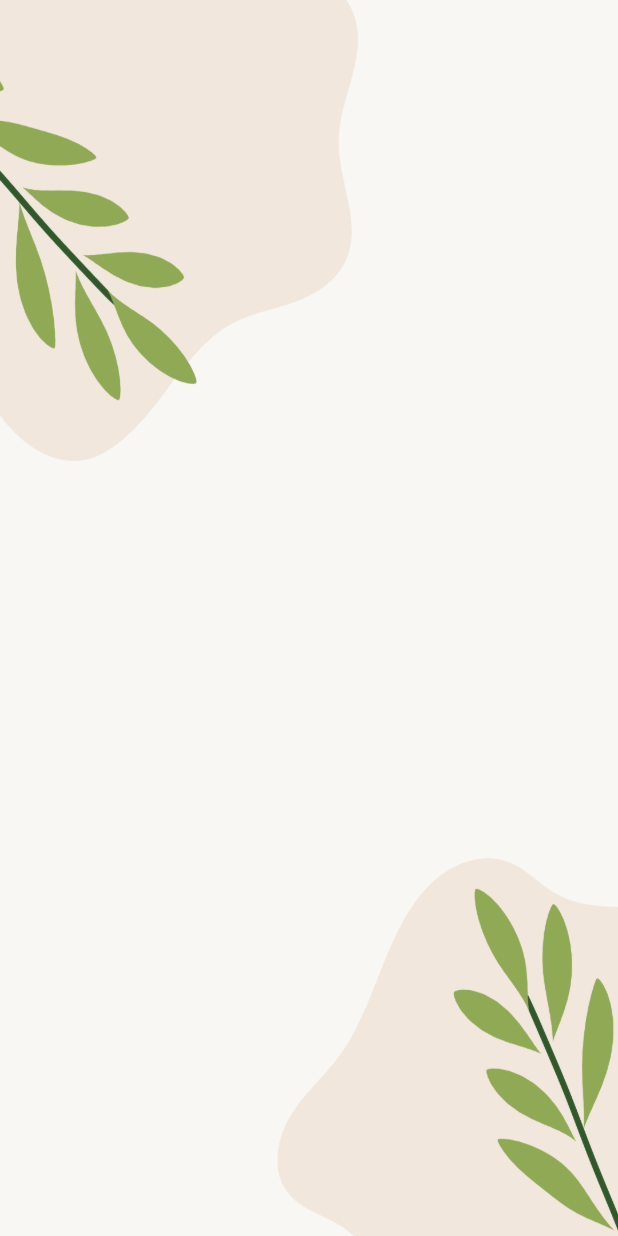
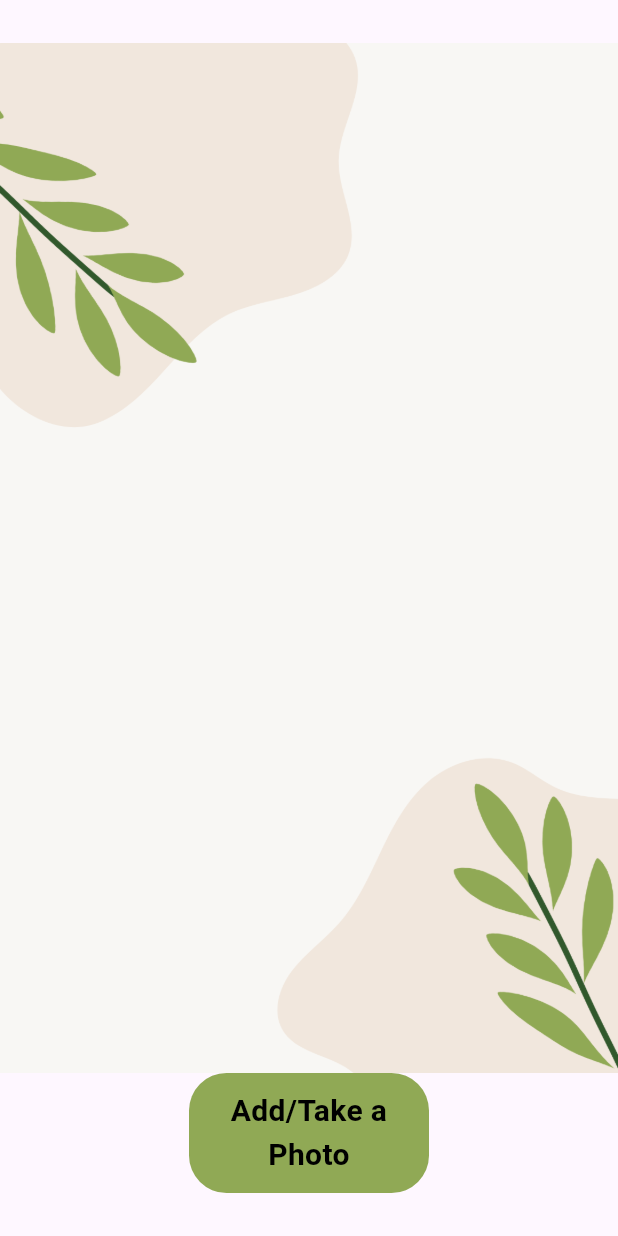
Before and after one commit to chgaobt/parasite_egg_detection, a Flutter app: the screen it shows after launch, on a phone screen of 412 x 824 dp. Run offline on Flutter 3.47's test engine with Material 3 defaults, Android fonts, the phone set to English and light mode, and no system bars; our stand-ins replace google_fonts, image_picker.

Commit message:
tried adding camera feature:

```diff
--- a/lib/home.dart
+++ b/lib/home.dart
@@ -1,5 +1,6 @@
 import 'package:flutter/material.dart';
 import 'package:flutter/widgets.dart';
+import 'package:image_picker/image_picker.dart';
 
 class home extends StatefulWidget {
   const home({super.key});
@@ -14,15 +15,36 @@ class _homeState extends State<home> {
     return Scaffold(
       body: Column(
         mainAxisAlignment: MainAxisAlignment.center,
-        children: [
+          children:[
           SizedBox(
-            height: MediaQuery.of(context).size.height,
+            height: MediaQuery.of(context).size.height/1.2,
             width: MediaQuery.of(context).size.width,
             child: Image.asset(
               'images/homeScreen.png',
               fit: BoxFit.fill,
             ),
           ),
+          Container(
+            alignment: Alignment.center,
+            height: 80,
+            width: 160,
+            decoration: BoxDecoration(
+              color: const Color.fromARGB(255, 144, 169, 85),
+              borderRadius: BorderRadius.circular(25),
+            ),
+            child: const Padding(
+              padding: EdgeInsets.symmetric(horizontal: 25.0),
+              child: Text(
+                "Add/Take a Photo",
+                textAlign: TextAlign.center,
+                style: TextStyle(
+                  fontSize: 20,
+                  fontWeight: FontWeight.bold,
+                  color: Colors.black
+                ),
+              ),
+            )
+          ),
         ],
       )
     );
--- a/lib/splash.dart
+++ b/lib/splash.dart
@@ -46,7 +46,6 @@ class _splashState extends State<splash> with SingleTickerProviderStateMixin{
                 fit: BoxFit.fill
               ),
             ),
-            SizedBox(height: 10),
             Text(
               'Parasite Egg Detector',
               style: TextStyle(
```
